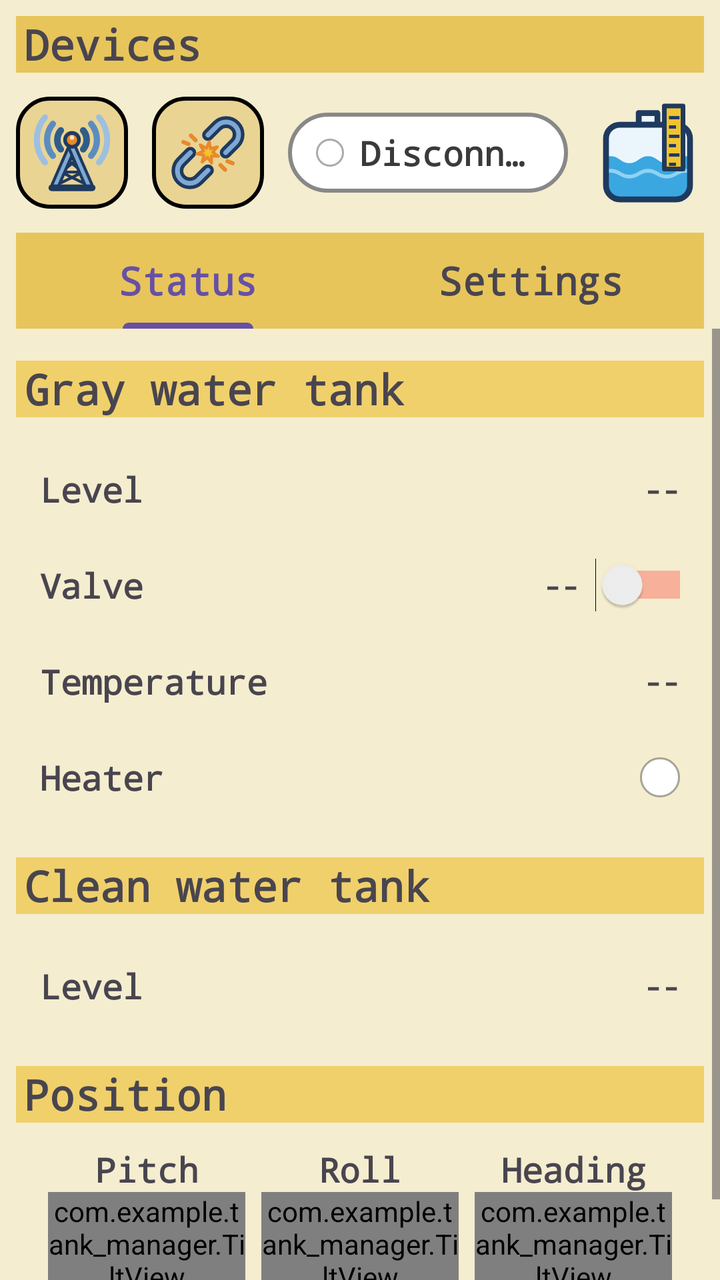
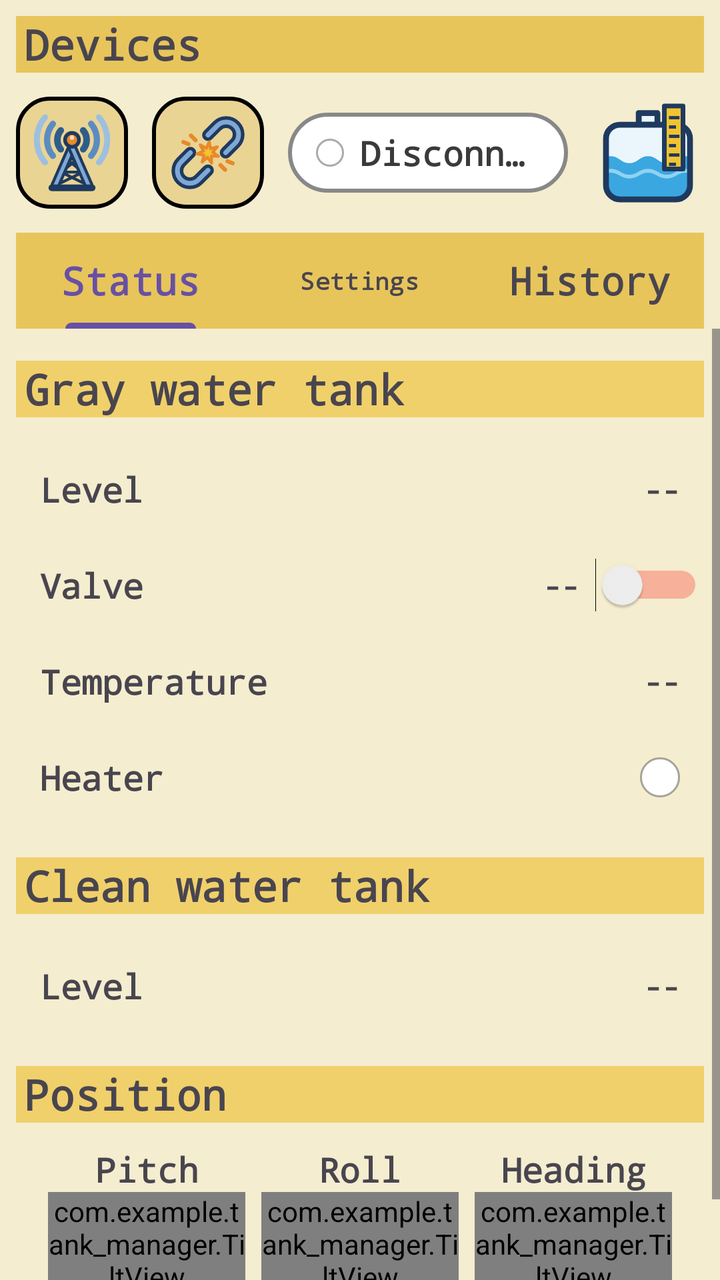

Before-and-after screenshots of an Android layout around one commit, followed by the original layout XML and the change that was made.
<!-- AndroidManifest.xml: application theme Theme.TankManager -->
<!-- res/layout/activity_main.xml -->
<?xml version="1.0" encoding="utf-8"?>
<LinearLayout xmlns:android="http://schemas.android.com/apk/res/android"
    xmlns:app="http://schemas.android.com/apk/res-auto"
    xmlns:tools="http://schemas.android.com/tools"
    android:id="@+id/main"
    android:layout_width="match_parent"
    android:layout_height="match_parent"
    android:background="#F4EDCF"
    android:orientation="vertical"
    tools:context=".MainActivity">

    <LinearLayout
        android:layout_width="match_parent"
        android:layout_height="wrap_content"
        android:layout_marginHorizontal="8dp"
        android:layout_marginTop="8dp"
        android:orientation="vertical">

        <TextView
            style="@style/SectionTitle"
            android:background="#E7C55B"
            android:text="@string/devices" />

        
        <LinearLayout
            android:layout_width="match_parent"
            android:layout_height="wrap_content"
            android:layout_marginVertical="12dp"
            android:gravity="center_vertical"
            android:orientation="horizontal">

            <ImageButton
                android:id="@+id/bluetootl_list_btn"
                android:layout_width="56dp"
                android:layout_height="56dp"
                android:background="@drawable/round_corners"
                android:contentDescription="@string/device_list"
                android:onClick="openBTList"
                android:padding="6dp"
                android:scaleType="fitCenter"
                app:srcCompat="@drawable/ic_devices" />

            <ImageButton
                android:id="@+id/break_connection_btn"
                android:layout_width="56dp"
                android:layout_height="56dp"
                android:layout_marginStart="12dp"
                android:background="@drawable/round_corners"
                android:padding="6dp"
                android:scaleType="fitCenter"
                android:contentDescription="@string/disconnect"
                android:onClick="breakBTConnection"
                app:srcCompat="@drawable/ic_disconnect" />

            
            <FrameLayout
                android:layout_width="0dp"
                android:layout_height="wrap_content"
                android:layout_marginHorizontal="12dp"
                android:layout_weight="1"
                tools:ignore="UselessParent">

                <LinearLayout
                    android:id="@+id/connection_pill"
                    android:layout_width="wrap_content"
                    android:layout_height="40dp"
                    android:background="@drawable/status_pill"
                    android:gravity="center_vertical"
                    android:orientation="horizontal"
                    android:paddingHorizontal="14dp">

                    <View
                        android:id="@+id/connection_light"
                        android:layout_width="14dp"
                        android:layout_height="14dp"
                        android:background="@drawable/indicator_light" />

                    <TextView
                        android:id="@+id/connection_txt"
                        style="@style/Label"
                        android:layout_width="wrap_content"
                        android:layout_marginStart="8dp"
                        android:maxLines="1"
                        android:ellipsize="end"
                        android:text="@string/disconnected"
                        android:textColor="#3A3A3A" />
                </LinearLayout>
            </FrameLayout>

            <ImageView
                android:layout_width="56dp"
                android:layout_height="56dp"
                android:contentDescription="@string/app_name"
                app:srcCompat="@drawable/ic_logo" />
        </LinearLayout>
    </LinearLayout>

    <com.google.android.material.tabs.TabLayout
        android:id="@+id/tab_layout"
        android:layout_width="match_parent"
        android:layout_height="wrap_content"
        android:layout_marginHorizontal="8dp"
        android:background="#E7C55B"
        app:tabTextAppearance="@style/TabText">

        <com.google.android.material.tabs.TabItem
            android:layout_width="wrap_content"
            android:layout_height="wrap_content"
            android:text="@string/tab_status" />

        <com.google.android.material.tabs.TabItem
            android:layout_width="wrap_content"
            android:layout_height="wrap_content"
            android:text="@string/tab_settings" />
    </com.google.android.material.tabs.TabLayout>

    <ScrollView
        android:layout_width="match_parent"
        android:layout_height="0dp"
        android:layout_weight="1"
        android:fillViewport="true">

        <FrameLayout
            android:layout_width="match_parent"
            android:layout_height="wrap_content"
            android:paddingHorizontal="8dp"
            android:paddingBottom="16dp">

            <LinearLayout
                android:id="@+id/status_group"
                android:layout_width="match_parent"
                android:layout_height="wrap_content"
                android:orientation="vertical">

                <TextView
                    style="@style/SectionTitle"
                    android:layout_marginTop="16dp"
                    android:text="@string/gray_water_tank" />

                
                <LinearLayout
                    android:layout_marginHorizontal="12dp"
                    android:layout_width="match_parent"
                    android:layout_height="48dp"
                    android:layout_marginTop="12dp"
                    android:gravity="center_vertical"
                    android:orientation="horizontal">

                    <TextView
                        style="@style/Label"
                        android:layout_width="0dp"
                        android:layout_weight="1"
                        android:text="@string/level" />

                    <TextView
                        android:id="@+id/gray_water_lvl_txt"
                        style="@style/Value"
                        android:layout_width="wrap_content"
                        android:text="@string/no_value" />
                </LinearLayout>

                
                <LinearLayout
                    android:layout_marginHorizontal="12dp"
                    android:layout_width="match_parent"
                    android:layout_height="48dp"
                    android:gravity="center_vertical"
                    android:orientation="horizontal">

                    <TextView
                        style="@style/Label"
                        android:layout_width="wrap_content"
                        android:labelFor="@id/open_valve_switch"
                        android:text="@string/valve" />

                    <TextView
                        android:id="@+id/valve_state_txt"
                        style="@style/Value"
                        android:layout_width="0dp"
                        android:layout_weight="1"
                        android:layout_marginHorizontal="8dp"
                        android:gravity="end"
                        android:text="@string/no_value" />

                    <Switch
                        android:id="@+id/open_valve_switch"
                        android:layout_width="wrap_content"
                        android:layout_height="wrap_content"
                        android:layout_marginEnd="-12dp"
                        android:contentDescription="@string/valve"
                        android:trackTint="#FF0000" />
                </LinearLayout>

                <LinearLayout
                    android:layout_marginHorizontal="12dp"
                    android:layout_width="match_parent"
                    android:layout_height="48dp"
                    android:gravity="center_vertical"
                    android:orientation="horizontal">

                    <TextView
                        style="@style/Label"
                        android:layout_width="0dp"
                        android:layout_weight="1"
                        android:text="@string/temperature" />

                    <TextView
                        android:id="@+id/gray_water_lvl_temp"
                        style="@style/Value"
                        android:layout_width="wrap_content"
                        android:text="@string/no_value" />
                </LinearLayout>

                
                <LinearLayout
                    android:layout_marginHorizontal="12dp"
                    android:layout_width="match_parent"
                    android:layout_height="48dp"
                    android:gravity="center_vertical"
                    android:orientation="horizontal">

                    <TextView
                        style="@style/Label"
                        android:layout_width="0dp"
                        android:layout_weight="1"
                        android:text="@string/heater" />

                    <View
                        android:id="@+id/heate_on_light"
                        android:layout_width="20dp"
                        android:layout_height="20dp"
                        android:background="@drawable/indicator_light" />
                </LinearLayout>

                <TextView
                    style="@style/SectionTitle"
                    android:layout_marginTop="16dp"
                    android:text="@string/clean_water_tank" />

                <LinearLayout
                    android:layout_marginHorizontal="12dp"
                    android:layout_width="match_parent"
                    android:layout_height="48dp"
                    android:layout_marginTop="12dp"
                    android:gravity="center_vertical"
                    android:orientation="horizontal">

                    <TextView
                        style="@style/Label"
                        android:layout_width="0dp"
                        android:layout_weight="1"
                        android:text="@string/level" />

                    <TextView
                        android:id="@+id/clean_water_lvl_txt"
                        style="@style/Value"
                        android:layout_width="wrap_content"
                        android:text="@string/no_value" />
                </LinearLayout>

                <TextView
                    style="@style/SectionTitle"
                    android:layout_marginTop="16dp"
                    android:text="@string/position" />

                <LinearLayout
                    android:layout_marginHorizontal="12dp"
                    android:layout_width="match_parent"
                    android:layout_height="wrap_content"
                    android:layout_marginTop="12dp"
                    android:baselineAligned="false"
                    android:orientation="horizontal">

                    <LinearLayout
                        android:layout_width="0dp"
                        android:layout_height="wrap_content"
                        android:layout_weight="1"
                        android:orientation="vertical">

                        <TextView
                            style="@style/Label"
                            android:gravity="center"
                            android:text="@string/pitch" />

                        <com.example.tank_manager.TiltView
                            android:id="@+id/pitch_view"
                            android:layout_width="match_parent"
                            android:layout_height="wrap_content"
                            android:layout_marginHorizontal="4dp"
                            app:tiltMode="pitch" />

                        <TextView
                            android:id="@+id/pitch_num"
                            style="@style/Value"
                            android:gravity="center"
                            android:text="@string/no_value" />
                    </LinearLayout>

                    <LinearLayout
                        android:layout_width="0dp"
                        android:layout_height="wrap_content"
                        android:layout_weight="1"
                        android:orientation="vertical">

                        <TextView
                            style="@style/Label"
                            android:gravity="center"
                            android:text="@string/roll" />

                        <com.example.tank_manager.TiltView
                            android:id="@+id/roll_view"
                            android:layout_width="match_parent"
                            android:layout_height="wrap_content"
                            android:layout_marginHorizontal="4dp"
                            app:tiltMode="roll" />

                        <TextView
                            android:id="@+id/roll_num"
                            style="@style/Value"
                            android:gravity="center"
                            android:text="@string/no_value" />
                    </LinearLayout>

                    <LinearLayout
                        android:layout_width="0dp"
                        android:layout_height="wrap_content"
                        android:layout_weight="1"
                        android:orientation="vertical">

                        <TextView
                            style="@style/Label"
                            android:gravity="center"
                            android:text="@string/heading" />

                        <com.example.tank_manager.TiltView
                            android:id="@+id/heading_view"
                            android:layout_width="match_parent"
                            android:layout_height="wrap_content"
                            android:layout_marginHorizontal="4dp"
                            app:tiltMode="heading" />

                        <TextView
                            android:id="@+id/yaw_num"
                            style="@style/Value"
                            android:gravity="center"
                            android:text="@string/no_value" />
                    </LinearLayout>
                </LinearLayout>
            </LinearLayout>

            <LinearLayout
                android:id="@+id/settings_layout"
                android:layout_width="match_parent"
                android:layout_height="wrap_content"
                android:orientation="vertical"
                android:visibility="gone">

                <TextView
                    style="@style/SectionTitle"
                    android:layout_marginTop="16dp"
                    android:text="@string/settings_level_alarm" />

                <Switch
                    android:layout_marginHorizontal="12dp"
                    android:id="@+id/buzzer_switch"
                    style="@style/Label"
                    android:layout_height="48dp"
                    android:text="@string/settings_buzzer" />

                <TextView
                    android:layout_marginHorizontal="12dp"
                    android:id="@+id/gray_threshold_label"
                    style="@style/Label"
                    android:layout_marginTop="8dp" />

                <SeekBar
                    android:layout_marginHorizontal="12dp"
                    android:id="@+id/gray_threshold_seek"
                    android:layout_width="match_parent"
                    android:layout_height="48dp"
                    android:max="10" />

                <TextView
                    style="@style/SectionTitle"
                    android:layout_marginTop="16dp"
                    android:text="@string/settings_heating" />

                <Switch
                    android:layout_marginHorizontal="12dp"
                    android:id="@+id/auto_heating_switch"
                    style="@style/Label"
                    android:layout_height="48dp"
                    android:text="@string/settings_auto_heating" />

                <TextView
                    android:layout_marginHorizontal="12dp"
                    android:id="@+id/heating_threshold_label"
                    style="@style/Label"
                    android:layout_marginTop="8dp" />

                <SeekBar
                    android:layout_marginHorizontal="12dp"
                    android:id="@+id/heating_threshold_seek"
                    android:layout_width="match_parent"
                    android:layout_height="48dp"
                    android:max="4" />

                <TextView
                    style="@style/SectionTitle"
                    android:layout_marginTop="16dp"
                    android:text="@string/settings_clean_filling" />

                <Switch
                    android:layout_marginHorizontal="12dp"
                    android:id="@+id/fill_mode_switch"
                    style="@style/Label"
                    android:layout_height="48dp"
                    android:text="@string/settings_fill_mode" />
            </LinearLayout>
        </FrameLayout>
    </ScrollView>
</LinearLayout>
<!-- resources referenced by this layout -->
<resources>
  <!-- drawable indicator_light (drawable) -->
  <?xml version="1.0" encoding="utf-8"?>
  <shape xmlns:android="http://schemas.android.com/apk/res/android"
      android:shape="oval">
      <solid android:color="#FFFFFF" />
      <stroke
          android:width="1dp"
          android:color="#55000000" />
  </shape>
  <!-- drawable round_corners (drawable) -->
  <?xml version="1.0" encoding="utf-8"?>
  <shape xmlns:android="http://schemas.android.com/apk/res/android">
      <solid android:color="#E9D494" />
      <corners android:radius="16dp" />
      <stroke android:width="2dp" />
  
  </shape>
  <!-- drawable status_pill (drawable) -->
  <?xml version="1.0" encoding="utf-8"?>
  <shape xmlns:android="http://schemas.android.com/apk/res/android"
      android:shape="rectangle">
      <corners android:radius="20dp" />
      <solid android:color="#FFFFFF" />
      <stroke
          android:width="2dp"
          android:color="#888888" />
  </shape>
  <string name="app_name">Tank Manager</string>
  <string name="clean_water_tank">Clean water tank</string>
  <string name="device_list">Bluetooth devices</string>
  <string name="devices">Devices</string>
  <string name="disconnect">Disconnect</string>
  <string name="disconnected">Disconnected</string>
  <string name="gray_water_tank">Gray water tank</string>
  <string name="heading">Heading</string>
  <string name="heater">Heater</string>
  <string name="level">Level</string>
  <string name="no_value">--</string>
  <string name="pitch">Pitch</string>
  <string name="position">Position</string>
  <string name="roll">Roll</string>
  <string name="settings_auto_heating">Auto-heating</string>
  <string name="settings_buzzer">Buzzer alarm</string>
  <string name="settings_clean_filling">Clean tank filling</string>
  <string name="settings_fill_mode">Fill mode</string>
  <string name="settings_heating">Heating</string>
  <string name="settings_level_alarm">Gray tank alarm</string>
  <string name="tab_settings">Settings</string>
  <string name="tab_status">Status</string>
  <string name="temperature">Temperature</string>
  <string name="valve">Valve</string>
  <style name="Label">
          <item name="android:layout_width">match_parent</item>
          <item name="android:layout_height">wrap_content</item>
          <item name="android:fontFamily">monospace</item>
          <item name="android:textSize">17sp</item>
          <item name="android:textStyle">bold</item>
      </style>
  <style name="TabText" parent="TextAppearance.Material3.TitleMedium">
          <item name="android:fontFamily">monospace</item>
          <item name="fontFamily">monospace</item>
          <item name="android:textSize">19sp</item>
          <item name="android:textStyle">bold</item>
          <item name="textAllCaps">false</item>
          <item name="android:textAllCaps">false</item>
      </style>
  <style name="Value">
          <item name="android:layout_width">match_parent</item>
          <item name="android:layout_height">wrap_content</item>
          <item name="android:fontFamily">monospace</item>
          <item name="android:textSize">15sp</item>
          <item name="android:textStyle">bold</item>
      </style>
  <style name="Theme.TankManager" parent="Base.Theme.TankManager" />
  <style name="Base.Theme.TankManager" parent="Theme.Material3.Light.NoActionBar" />
  <!-- unchanged entries left out for length: 4 -->
</resources>

<!-- the commit's change to res/layout/activity_main.xml (unified diff, before → after) -->
@@ -7,7 +7,10 @@
     android:layout_height="match_parent"
     android:background="#F4EDCF"
     android:orientation="vertical"
-    tools:context=".MainActivity">
+    tools:context=".MainActivity"
+    tools:ignore="TooManyViews">
+
+    
 
     <LinearLayout
         android:layout_width="match_parent"
@@ -101,6 +104,9 @@
         android:layout_height="wrap_content"
         android:layout_marginHorizontal="8dp"
         android:background="#E7C55B"
+        app:tabGravity="fill"
+        app:tabMaxWidth="0dp"
+        app:tabMode="fixed"
         app:tabTextAppearance="@style/TabText">
 
         <com.google.android.material.tabs.TabItem
@@ -112,6 +118,11 @@
             android:layout_width="wrap_content"
             android:layout_height="wrap_content"
             android:text="@string/tab_settings" />
+
+        <com.google.android.material.tabs.TabItem
+            android:layout_width="wrap_content"
+            android:layout_height="wrap_content"
+            android:text="@string/tab_history" />
     </com.google.android.material.tabs.TabLayout>
 
     <ScrollView
@@ -130,6 +141,7 @@
                 android:id="@+id/status_group"
                 android:layout_width="match_parent"
                 android:layout_height="wrap_content"
+                android:clipChildren="false"
                 android:orientation="vertical">
 
                 <TextView
@@ -164,6 +176,7 @@
                     android:layout_marginHorizontal="12dp"
                     android:layout_width="match_parent"
                     android:layout_height="48dp"
+                    android:clipChildren="false"
                     android:gravity="center_vertical"
                     android:orientation="horizontal">
 
@@ -417,6 +430,184 @@
                     android:layout_height="48dp"
                     android:text="@string/settings_fill_mode" />
             </LinearLayout>
+            
+            <LinearLayout
+                android:id="@+id/history_layout"
+                android:layout_width="match_parent"
+                android:layout_height="wrap_content"
+                android:orientation="vertical"
+                android:visibility="gone">
+
+                <TextView
+                    style="@style/SectionTitle"
+                    android:layout_marginTop="16dp"
+                    android:text="@string/history_levels" />
+
+                <com.google.android.material.tabs.TabLayout
+                    android:id="@+id/history_range"
+                    android:layout_width="match_parent"
+                    android:layout_height="wrap_content"
+                    android:layout_marginHorizontal="12dp"
+                    android:layout_marginTop="8dp"
+                    android:background="@android:color/transparent"
+                    app:tabGravity="fill"
+                    app:tabMaxWidth="0dp"
+                    app:tabMode="fixed"
+                    app:tabTextAppearance="@style/TabText">
+
+                    <com.google.android.material.tabs.TabItem
+                        android:layout_width="wrap_content"
+                        android:layout_height="wrap_content"
+                        android:text="@string/range_day" />
+
+                    <com.google.android.material.tabs.TabItem
+                        android:layout_width="wrap_content"
+                        android:layout_height="wrap_content"
+                        android:text="@string/range_week" />
+
+                    <com.google.android.material.tabs.TabItem
+                        android:layout_width="wrap_content"
+                        android:layout_height="wrap_content"
+                        android:text="@string/range_month" />
+                </com.google.android.material.tabs.TabLayout>
+
+                <com.example.tank_manager.HistoryChart
+                    android:id="@+id/history_chart"
+                    android:layout_width="match_parent"
+                    android:layout_height="wrap_content"
+                    android:layout_marginHorizontal="12dp"
+                    android:layout_marginTop="8dp" />
+
+                <TextView
+                    style="@style/SectionTitle"
+                    android:layout_marginTop="16dp"
+                    android:text="@string/gray_water_tank" />
+
+                <LinearLayout
+                    android:layout_marginHorizontal="12dp"
+                    android:layout_width="match_parent"
+                    android:layout_height="48dp"
+                    android:gravity="center_vertical"
+                    android:orientation="horizontal">
+
+                    <TextView
+                        style="@style/Label"
+                        android:layout_width="0dp"
+                        android:layout_weight="1"
+                        android:text="@string/history_inflow" />
+
+                    <TextView
+                        android:id="@+id/hist_gray_inflow"
+                        style="@style/Value"
+                        android:layout_width="wrap_content"
+                        android:text="@string/no_value" />
+                </LinearLayout>
+
+                <LinearLayout
+                    android:layout_marginHorizontal="12dp"
+                    android:layout_width="match_parent"
+                    android:layout_height="48dp"
+                    android:gravity="center_vertical"
+                    android:orientation="horizontal">
+
+                    <TextView
+                        style="@style/Label"
+                        android:layout_width="0dp"
+                        android:layout_weight="1"
+                        android:text="@string/history_full_in" />
+
+                    <TextView
+                        android:id="@+id/hist_gray_full_in"
+                        style="@style/Value"
+                        android:layout_width="wrap_content"
+                        android:text="@string/no_value" />
+                </LinearLayout>
+
+                <LinearLayout
+                    android:layout_marginHorizontal="12dp"
+                    android:layout_width="match_parent"
+                    android:layout_height="48dp"
+                    android:gravity="center_vertical"
+                    android:orientation="horizontal">
+
+                    <TextView
+                        style="@style/Label"
+                        android:layout_width="0dp"
+                        android:layout_weight="1"
+                        android:text="@string/history_last_emptying" />
+
+                    <TextView
+                        android:id="@+id/hist_gray_last_emptying"
+                        style="@style/Value"
+                        android:layout_width="wrap_content"
+                        android:text="@string/no_value" />
+                </LinearLayout>
+
+                <TextView
+                    style="@style/SectionTitle"
+                    android:layout_marginTop="16dp"
+                    android:text="@string/clean_water_tank" />
+
+                <LinearLayout
+                    android:layout_marginHorizontal="12dp"
+                    android:layout_width="match_parent"
+                    android:layout_height="48dp"
+                    android:gravity="center_vertical"
+                    android:orientation="horizontal">
+
+                    <TextView
+                        style="@style/Label"
+                        android:layout_width="0dp"
+                        android:layout_weight="1"
+                        android:text="@string/history_use" />
+
+                    <TextView
+                        android:id="@+id/hist_clean_use"
+                        style="@style/Value"
+                        android:layout_width="wrap_content"
+                        android:text="@string/no_value" />
+                </LinearLayout>
+
+                <LinearLayout
+                    android:layout_marginHorizontal="12dp"
+                    android:layout_width="match_parent"
+                    android:layout_height="48dp"
+                    android:gravity="center_vertical"
+                    android:orientation="horizontal">
+
+                    <TextView
+                        style="@style/Label"
+                        android:layout_width="0dp"
+                        android:layout_weight="1"
+                        android:text="@string/history_empty_in" />
+
+                    <TextView
+                        android:id="@+id/hist_clean_empty_in"
+                        style="@style/Value"
+                        android:layout_width="wrap_content"
+                        android:text="@string/no_value" />
+                </LinearLayout>
+
+                <LinearLayout
+                    android:layout_marginHorizontal="12dp"
+                    android:layout_width="match_parent"
+                    android:layout_height="48dp"
+                    android:gravity="center_vertical"
+                    android:orientation="horizontal">
+
+                    <TextView
+                        style="@style/Label"
+                        android:layout_width="0dp"
+                        android:layout_weight="1"
+                        android:text="@string/history_last_refill" />
+
+                    <TextView
+                        android:id="@+id/hist_clean_last_refill"
+                        style="@style/Value"
+                        android:layout_width="wrap_content"
+                        android:text="@string/no_value" />
+                </LinearLayout>
+            </LinearLayout>
         </FrameLayout>
     </ScrollView>
 </LinearLayout>
<!-- resource entries referenced after the edit -->
@@ -36,10 +36,20 @@
   <string name="gray_water_tank">Gray water tank</string>
   <string name="heading">Heading</string>
   <string name="heater">Heater</string>
+  <string name="history_empty_in">Empty in</string>
+  <string name="history_full_in">Full in</string>
+  <string name="history_inflow">Inflow per day</string>
+  <string name="history_last_emptying">Last emptying</string>
+  <string name="history_last_refill">Last refill</string>
+  <string name="history_levels">Levels</string>
+  <string name="history_use">Use per day</string>
   <string name="level">Level</string>
   <string name="no_value">--</string>
   <string name="pitch">Pitch</string>
   <string name="position">Position</string>
+  <string name="range_day">24 h</string>
+  <string name="range_month">30 days</string>
+  <string name="range_week">7 days</string>
   <string name="roll">Roll</string>
   <string name="settings_auto_heating">Auto-heating</string>
   <string name="settings_buzzer">Buzzer alarm</string>
@@ -47,6 +57,7 @@
   <string name="settings_fill_mode">Fill mode</string>
   <string name="settings_heating">Heating</string>
   <string name="settings_level_alarm">Gray tank alarm</string>
+  <string name="tab_history">History</string>
   <string name="tab_settings">Settings</string>
   <string name="tab_status">Status</string>
   <string name="temperature">Temperature</string>
